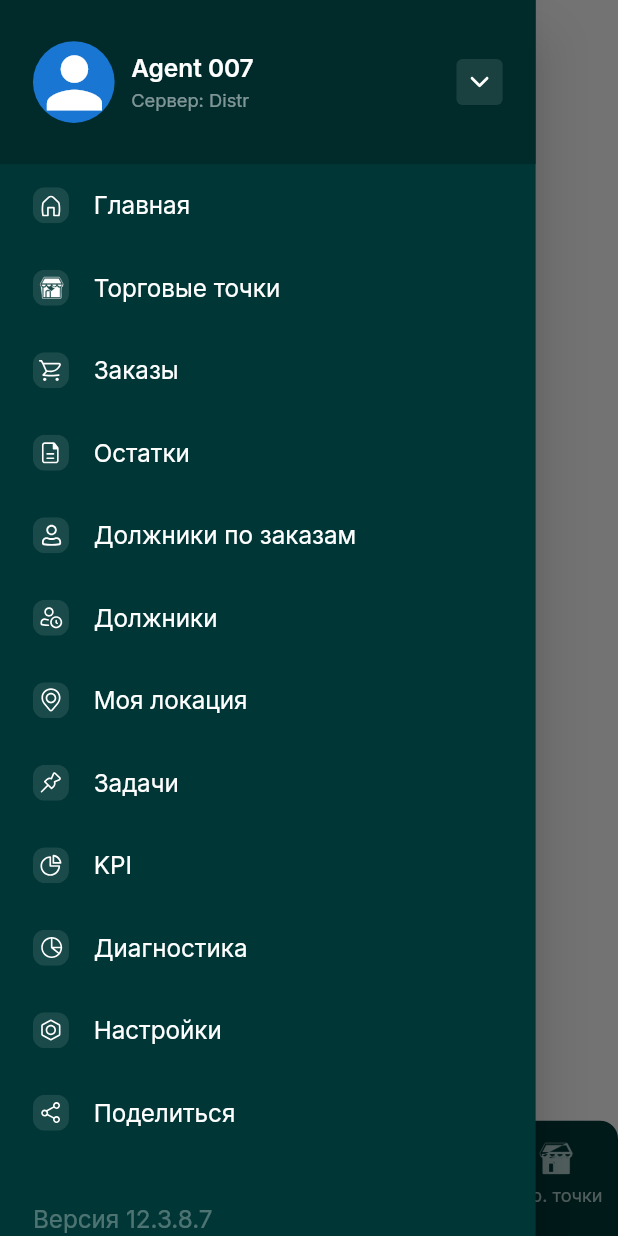
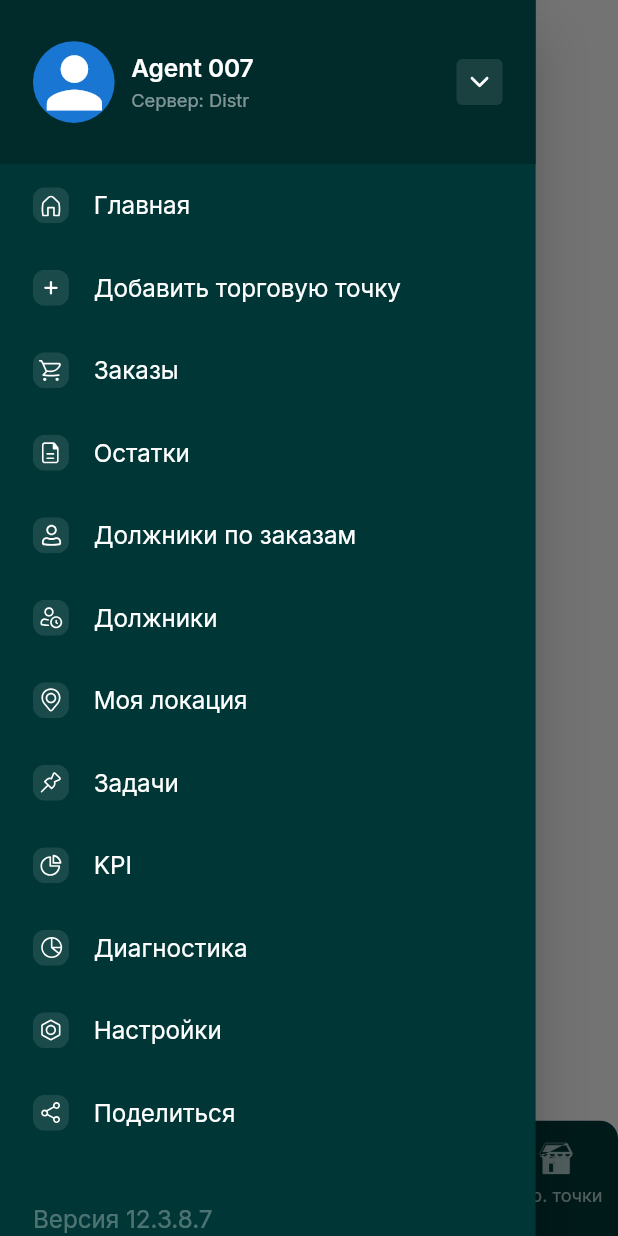
Before and after one commit to Abdulloh-Abdullayev/agent_temporary, a Flutter app: the screen it shows after launch, item 2 of the bottom bar chosen, with the side drawer open, on a phone screen of 412 x 824 dp. Run offline on Flutter 3.47's test engine with Material 2 defaults, Android fonts, the phone set to English and light mode, and no system bars; drawn by our look-alikes of cached_network_image; our stand-ins replace bloc, bot_toast, dio, easy_localization, equatable, flutter_bloc and 12 more; missing offline and left inert: animated_digit, super_rich_text, uikit; accounts and stored records are empty; network calls fail.

Commit message:
fixed bag of left-menu and history orders-top

```diff
--- a/lib/core/utils/assets.gen.dart
+++ b/lib/core/utils/assets.gen.dart
@@ -245,6 +245,9 @@ class $AssetsImagesIconsGen {
   SvgGenImage get placeActive =>
       const SvgGenImage('assets/images/icons/place_active.svg');
 
+  /// File path: assets/images/icons/plus.svg
+  SvgGenImage get plus => const SvgGenImage('assets/images/icons/plus.svg');
+
   /// File path: assets/images/icons/profile.svg
   SvgGenImage get profile =>
       const SvgGenImage('assets/images/icons/profile.svg');
--- a/lib/ui/pages/left_menu/left_menu.dart
+++ b/lib/ui/pages/left_menu/left_menu.dart
@@ -119,7 +119,6 @@ class LeftMenuPage extends StatelessWidget {
                             ),
 
                             // AppWidgets.iconButton(onPressed: (){}, icon:  Assets.images.icons.downIcon)
-
                           ),
                         ],
                       ).paddingSymmetric(horizontal: 20.w, vertical: 25.w),
@@ -182,8 +181,8 @@ class LeftMenuPage extends StatelessWidget {
         ),
         DrawerItem(
           onTap: () {},
-                    text: "Торговые точки",
-                    icon: Assets.images.icons.homeIcon2.svg(),
+          text: "Добавить торговую точку",
+          icon: Assets.images.icons.plus.svg(),
         ),
         DrawerItem(
           onTap: () {
```
Also changed, not shown: lib/ui/pages/history_orders/history_orders_page.dart (+27 -5 lines), assets/images/icons/plus.svg (added), pubspec.lock. Lines whose indentation alone changed are shown as unchanged.
